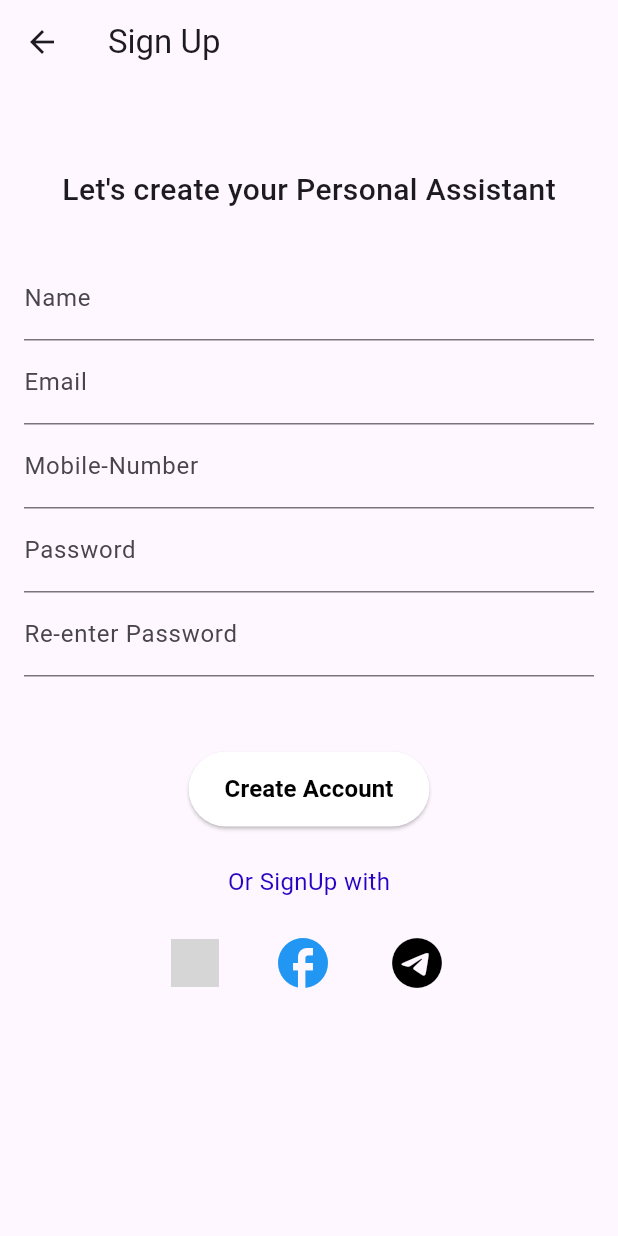
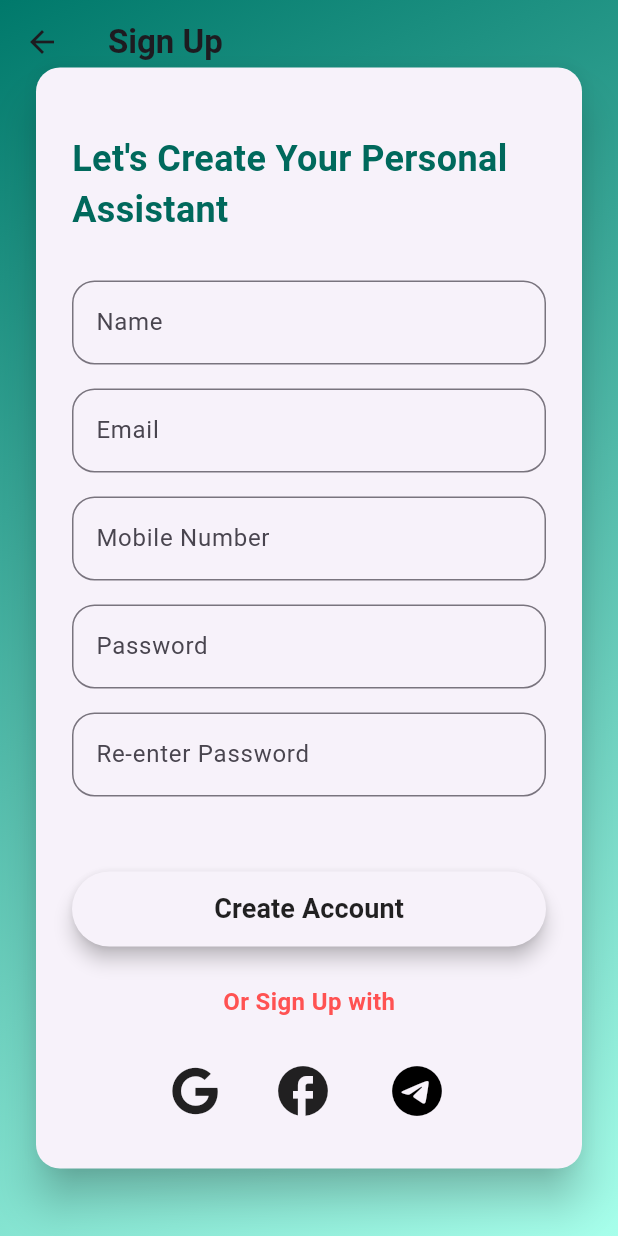
Before and after one commit to DuminduMalinga/first_project, a Flutter app: the SignupScreen screen opened directly, on a phone screen of 412 x 824 dp. Run offline on Flutter 3.47's test engine with Material 3 defaults, Android fonts, the phone set to English and light mode, and no system bars; our stand-ins replace firebase_core, font_awesome_flutter; accounts and stored records are empty; grey boxes are pictures that could not be loaded.

Commit message:
modifying signup page
Updating pubspec.yaml file and signup file

```diff
--- a/lib/screens/Login_screen.dart
+++ b/lib/screens/Login_screen.dart
@@ -126,7 +126,7 @@ class _LoginScreenState extends State<LoginScreen>
                           shape: RoundedRectangleBorder(
                             borderRadius: BorderRadius.circular(50),
                           ),
-                          minimumSize: Size(double.infinity, 50), // full width
+                          //minimumSize: Size(double.infinity, 50), // full width
                         ),
                         child: Text(
                           'Login',
--- a/lib/screens/Signup_screen.dart
+++ b/lib/screens/Signup_screen.dart
@@ -1,4 +1,8 @@
+//import 'dart:math';
+
 import 'package:flutter/material.dart';
+import 'package:font_awesome_flutter/font_awesome_flutter.dart';
+import 'package:font_awesome_flutter/font_awesome_flutter.dart';
 
 class SignupScreen extends StatefulWidget {
   const SignupScreen({super.key});
@@ -7,12 +11,33 @@ class SignupScreen extends StatefulWidget {
   _SignupScreenState createState() => _SignupScreenState();
 }
 
-class _SignupScreenState extends State<SignupScreen> {
+class _SignupScreenState extends State<SignupScreen>
+    with SingleTickerProviderStateMixin {
   final nameController = TextEditingController();
   final emailController = TextEditingController();
   final phonenumberController = TextEditingController();
   final passwordController = TextEditingController();
   final confirmPasswordController = TextEditingController();
+
+  late final AnimationController _controller;
+  late final Animation<double> _fadeAnimation;
+
+  @override
+  void initState() {
+    super.initState();
+    _controller = AnimationController(
+      vsync: this,
+      duration: const Duration(milliseconds: 600),
+    );
+    _fadeAnimation = CurvedAnimation(parent: _controller, curve: Curves.easeIn);
+    _controller.forward();
+  }
+
+  @override
+  void dispose() {
+    _controller.dispose();
+    super.dispose();
+  }
 
   void signUp() {
     String name = nameController.text.trim();
@@ -71,92 +96,162 @@ class _SignupScreenState extends State<SignupScreen> {
   @override
   Widget build(BuildContext context) {
     return Scaffold(
-      appBar: AppBar(title: Text('Sign Up')),
-      body: Padding(
-        padding: const EdgeInsets.all(16.0),
+      extendBodyBehindAppBar: true,
+      appBar: AppBar(
+        title: Text('Sign Up', style: TextStyle(fontWeight: FontWeight.bold)),
+        backgroundColor: Colors.transparent,
+
+        elevation: 0,
+      ),
+      body: Container(
+        decoration: BoxDecoration(
+          gradient: LinearGradient(
+            colors: [Colors.teal.shade700, Colors.tealAccent.shade100],
+            begin: Alignment.topLeft,
+            end: Alignment.bottomRight,
+          ),
+        ),
+        child: FadeTransition(
+          opacity: _fadeAnimation,
+          child: Center(
+            child: SingleChildScrollView(
+              child: Card(
+                elevation: 12,
+                margin: EdgeInsets.symmetric(horizontal: 24),
+                shape: RoundedRectangleBorder(
+                  borderRadius: BorderRadius.circular(16),
+                ),
+
+                child: Padding(
+                  padding: const EdgeInsets.all(24.0),
                   child: Column(
                     children: [
-            SizedBox(height: 40),
-            Text(
-              //SizedBox(height: 40),
-              "Let's create your Personal Assistant",
-              style: TextStyle(fontSize: 20, fontWeight: FontWeight.w500),
+                      SizedBox(height: 20),
+                      Center(
+                        child: Text(
+                          "Let's Create Your Personal Assistant",
+                          style: TextStyle(
+                            fontSize: 24,
+                            fontWeight: FontWeight.bold,
+                            color: Colors.teal[800],
+                          ),
+                        ),
                       ),
                       SizedBox(height: 30),
                       TextField(
                         controller: nameController,
-              decoration: InputDecoration(labelText: 'Name'),
+                        decoration: InputDecoration(
+                          labelText: 'Name',
+                          border: OutlineInputBorder(
+                            borderRadius: BorderRadius.circular(15),
                           ),
+                        ),
+                      ),
+                      SizedBox(height: 16),
                       TextField(
                         controller: emailController,
-              decoration: InputDecoration(labelText: 'Email'),
+                        decoration: InputDecoration(
+                          labelText: 'Email',
+                          border: OutlineInputBorder(
+                            borderRadius: BorderRadius.circular(15),
                           ),
+                        ),
+                      ),
+                      SizedBox(height: 16),
                       TextField(
                         controller: phonenumberController,
-              decoration: InputDecoration(labelText: 'Mobile-Number'),
+                        decoration: InputDecoration(
+                          labelText: 'Mobile Number',
+                          border: OutlineInputBorder(
+                            borderRadius: BorderRadius.circular(15),
                           ),
+                        ),
+                      ),
+                      SizedBox(height: 16),
                       TextField(
                         controller: passwordController,
-              decoration: InputDecoration(labelText: 'Password'),
+                        decoration: InputDecoration(
+                          labelText: 'Password',
+                          border: OutlineInputBorder(
+                            borderRadius: BorderRadius.circular(15),
+                          ),
+                        ),
+                      ),
+                      SizedBox(height: 16),
+                      TextField(
+                        controller: confirmPasswordController,
+                        decoration: InputDecoration(
+                          labelText: 'Re-enter Password',
+                          border: OutlineInputBorder(
+                            borderRadius: BorderRadius.circular(15),
+                          ),
+                        ),
                         obscureText: true,
                       ),
-            TextField(
-              controller: confirmPasswordController,
-              decoration: InputDecoration(labelText: 'Re-enter Password'),
-              obscureText: true,
-            ),
-
                       SizedBox(height: 50),
-            Column(
-              children: [
                       ElevatedButton(
                         onPressed: signUp,
                         style: ElevatedButton.styleFrom(
-                    minimumSize: Size(30, 50), // width: full, height: 50
-                    backgroundColor: Colors.white,
+                          disabledBackgroundColor: Colors.teal,
+                          foregroundColor: Colors.white,
+                          elevation: 5,
+                          shape: RoundedRectangleBorder(
+                            borderRadius: BorderRadius.circular(50),
+                          ),
+                          minimumSize: Size(double.infinity, 50), // full width
                         ),
                         child: Text(
                           'Create Account',
                           style: TextStyle(
-                      fontSize: 16,
+                            fontSize: 18,
                             fontWeight: FontWeight.bold,
-                      color: Colors.black,
+                            color: Colors.black87,
                           ),
                         ),
                       ),
                       SizedBox(height: 25),
+                      Column(
+                        mainAxisAlignment: MainAxisAlignment.center,
+                        children: [
                           Text(
-                  "Or SignUp with",
+                            "Or Sign Up with",
                             style: TextStyle(
                               fontSize: 16,
-                    color: Color.fromARGB(255, 38, 3, 193),
+                              color: Colors.redAccent,
+                              fontWeight: FontWeight.bold,
                             ),
                           ),
-                SizedBox(height: 15),
+                          SizedBox(height: 20),
                           Row(
                             mainAxisAlignment: MainAxisAlignment.center,
                             children: [
                               IconButton(
-                      icon: Container(
-                        height: 32,
-                        width: 32,
-                        child: Image.asset(
-                          'lib/icons/google.png',
-                          fit: BoxFit.cover,
-                        ),
+                                icon: Icon(
+                                  FontAwesomeIcons.google,
+                                  color: Colors.black87,
+                                  size: 32,
                                 ),
                                 onPressed: signUpWithGoogle,
                                 tooltip: 'Sign up with Google',
                               ),
+
                               SizedBox(width: 20),
                               IconButton(
-                      icon: Icon(Icons.facebook, size: 40, color: Colors.blue),
+                                icon: Icon(
+                                  Icons.facebook,
+                                  size: 40,
+                                  color: Colors.black87,
+                                ),
                                 onPressed: signUpWithFacebook,
                                 tooltip: 'Sign up with Facebook',
                               ),
                               SizedBox(width: 20),
                               IconButton(
-                      icon: Icon(Icons.telegram, size: 40, color: Colors.black),
+                                icon: Icon(
+                                  Icons.telegram,
+                                  size: 40,
+                                  color: Colors.black,
+                                ),
                                 onPressed: signUpWithTelegram,
                                 tooltip: 'Sign up with Telegram',
                               ),
@@ -167,6 +262,11 @@ class _SignupScreenState extends State<SignupScreen> {
                     ],
                   ),
                 ),
+              ),
+            ),
+          ),
+        ),
+      ),
     );
   }
 }
--- a/pubspec.yaml
+++ b/pubspec.yaml
@@ -35,6 +35,9 @@ dependencies:
   firebase_core: ^2.27.0
   firebase_auth: ^4.17.0
   cloud_firestore: ^4.14.0
+  font_awesome_flutter: ^10.8.0
+  community_material_icon: ^5.4.55
+
 
 
 
```
Also changed, not shown: pubspec.lock. Lines whose indentation alone changed are shown as unchanged.
